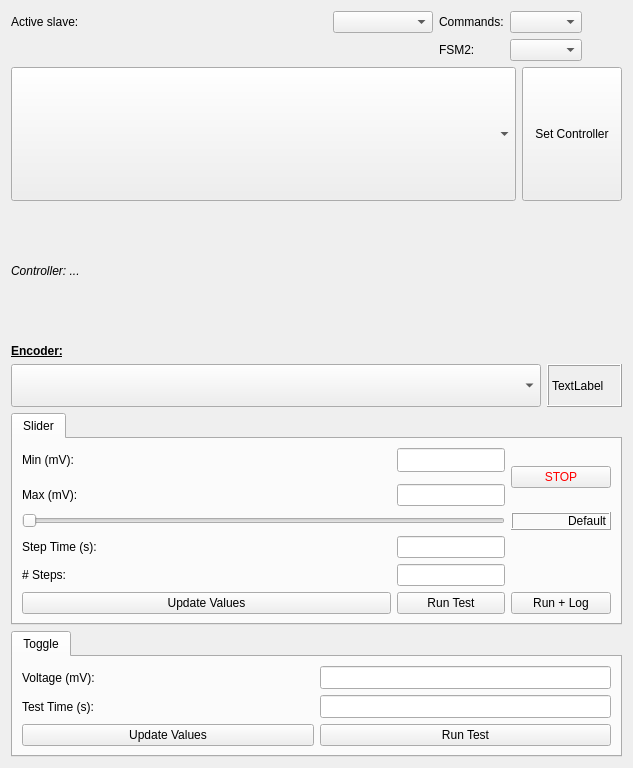
Old version of the form ui/w_stepResponse.ui in the repository johnbatzer18/biomech_flexsea-plan.
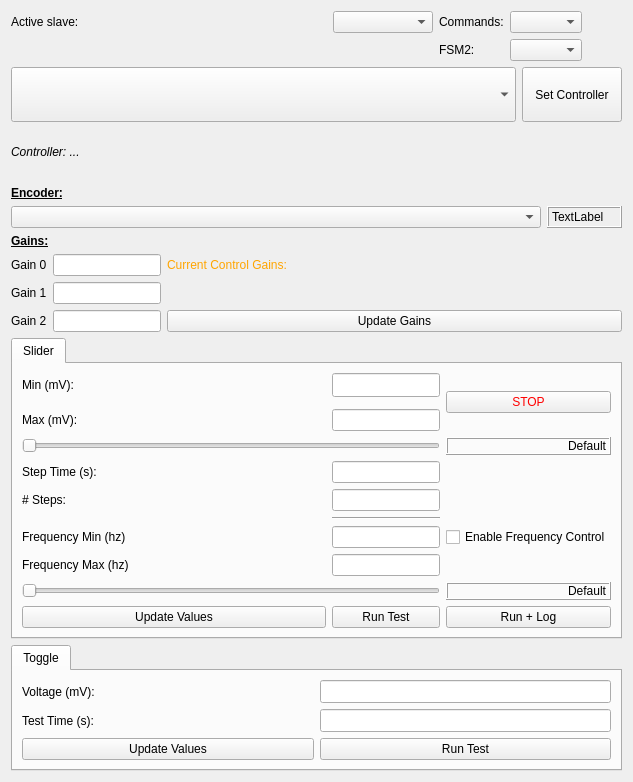
New version of the form.

Commit message: added step test suite

What changed in the file:
```diff
--- a/ui/w_stepResponse.ui
+++ b/ui/w_stepResponse.ui
@@ -7,7 +7,7 @@
     <x>0</x>
     <y>0</y>
     <width>633</width>
-    <height>768</height>
+    <height>782</height>
    </rect>
   </property>
   <property name="sizePolicy">
@@ -31,7 +31,7 @@
   <property name="windowTitle">
    <string>Form</string>
   </property>
-  <layout class="QVBoxLayout" name="verticalLayout" stretch="2,13,3,0,0">
+  <layout class="QVBoxLayout" name="verticalLayout" stretch="2,13,3,0,0,0,0">
    <item>
     <layout class="QGridLayout" name="gridLayout_4" columnstretch="1,0,0,0,0">
      <item row="0" column="2">
@@ -106,7 +106,7 @@
      <item row="0" column="0" colspan="2">
       <widget class="QComboBox" name="comboBox_ctrl_list">
        <property name="sizePolicy">
-        <sizepolicy hsizetype="Preferred" vsizetype="Preferred">
+        <sizepolicy hsizetype="Preferred" vsizetype="Minimum">
          <horstretch>0</horstretch>
          <verstretch>0</verstretch>
         </sizepolicy>
@@ -134,7 +134,7 @@
      <item row="1" column="0" colspan="4">
       <widget class="QLabel" name="statusController">
        <property name="sizePolicy">
-        <sizepolicy hsizetype="Preferred" vsizetype="Preferred">
+        <sizepolicy hsizetype="Preferred" vsizetype="Minimum">
          <horstretch>0</horstretch>
          <verstretch>0</verstretch>
         </sizepolicy>
@@ -259,6 +259,103 @@
      </item>
     </layout>
    </item>
+   <item>
+    <widget class="QLabel" name="label_8">
+     <property name="text">
+      <string>&lt;html&gt;&lt;head/&gt;&lt;body&gt;&lt;p&gt;&lt;span style=&quot; font-weight:600; text-decoration: underline;&quot;&gt;Gains:&lt;/span&gt;&lt;/p&gt;&lt;/body&gt;&lt;/html&gt;</string>
+     </property>
+    </widget>
+   </item>
+   <item>
+    <layout class="QGridLayout" name="gridLayout_6">
+     <item row="2" column="0" alignment="Qt::AlignHCenter">
+      <widget class="QLabel" name="label_Gain2">
+       <property name="sizePolicy">
+        <sizepolicy hsizetype="Minimum" vsizetype="Preferred">
+         <horstretch>0</horstretch>
+         <verstretch>0</verstretch>
+        </sizepolicy>
+       </property>
+       <property name="text">
+        <string>Gain 2</string>
+       </property>
+      </widget>
+     </item>
+     <item row="1" column="0" alignment="Qt::AlignHCenter">
+      <widget class="QLabel" name="label_Gain1">
+       <property name="text">
+        <string>Gain 1</string>
+       </property>
+      </widget>
+     </item>
+     <item row="0" column="0" alignment="Qt::AlignHCenter">
+      <widget class="QLabel" name="label_Gain0">
+       <property name="text">
+        <string>Gain 0</string>
+       </property>
+      </widget>
+     </item>
+     <item row="2" column="1">
+      <widget class="QLineEdit" name="lineEdit_Gain2">
+       <property name="sizePolicy">
+        <sizepolicy hsizetype="Preferred" vsizetype="Fixed">
+         <horstretch>0</horstretch>
+         <verstretch>0</verstretch>
+        </sizepolicy>
+       </property>
+      </widget>
+     </item>
+     <item row="1" column="1">
+      <widget class="QLineEdit" name="lineEdit_Gain1">
+       <property name="sizePolicy">
+        <sizepolicy hsizetype="Preferred" vsizetype="Fixed">
+         <horstretch>0</horstretch>
+         <verstretch>0</verstretch>
+        </sizepolicy>
+       </property>
+      </widget>
+     </item>
+     <item row="0" column="1">
+      <widget class="QLineEdit" name="lineEdit_Gain0">
+       <property name="sizePolicy">
+        <sizepolicy hsizetype="Preferred" vsizetype="Fixed">
+         <horstretch>0</horstretch>
+         <verstretch>0</verstretch>
+        </sizepolicy>
+       </property>
+       <property name="maximumSize">
+        <size>
+         <width>16777215</width>
+         <height>16777215</height>
+        </size>
+       </property>
+      </widget>
+     </item>
+     <item row="0" column="2">
+      <widget class="QLabel" name="label_CurrentGains">
+       <property name="sizePolicy">
+        <sizepolicy hsizetype="MinimumExpanding" vsizetype="Preferred">
+         <horstretch>0</horstretch>
+         <verstretch>0</verstretch>
+        </sizepolicy>
+       </property>
+       <property name="styleSheet">
+        <string notr="true">QLabel{color: Orange}</string>
+       </property>
+       <property name="text">
+        <string>Current Control Gains:</string>
+       </property>
+      </widget>
+     </item>
+     <item row="2" column="2">
+      <widget class="QPushButton" name="pushButton_UpdateGains">
+       <property name="text">
+        <string>Update Gains</string>
+       </property>
+      </widget>
+     </item>
+    </layout>
+   </item>
    <item>
     <widget class="QTabWidget" name="Slider">
      <property name="currentIndex">
@@ -270,30 +367,34 @@
       </attribute>
       <layout class="QVBoxLayout" name="verticalLayout_4">
        <item>
-        <layout class="QGridLayout" name="gridLayout_2" rowstretch="1,0,0,0,0,0,0,0,0" columnstretch="1,0,0">
+        <layout class="QGridLayout" name="gridLayout_2" rowstretch="1,0,0,0,0,0,0,0,0,0,0,0" columnstretch="1,0,0">
+         <item row="0" column="2" rowspan="3">
+          <widget class="QPushButton" name="pushButton_Stop">
+           <property name="styleSheet">
+            <string notr="true">QPushButton{color: red}</string>
+           </property>
+           <property name="text">
+            <string>STOP</string>
+           </property>
+          </widget>
+         </item>
+         <item row="10" column="0" colspan="2">
+          <widget class="QSlider" name="slider_Freq">
+           <property name="orientation">
+            <enum>Qt::Horizontal</enum>
+           </property>
+          </widget>
+         </item>
          <item row="8" column="1">
-          <widget class="QPushButton" name="pushButton_Run">
+          <widget class="QLineEdit" name="lineEdit_MinFreq"/>
+         </item>
+         <item row="9" column="1">
+          <widget class="QLineEdit" name="lineEdit_MaxFreq"/>
+         </item>
+         <item row="9" column="0">
+          <widget class="QLabel" name="label_MaxFreq">
            <property name="text">
-            <string>Run Test</string>
-           </property>
-          </widget>
-         </item>
-         <item row="2" column="1">
-          <widget class="QLineEdit" name="control_slider_max">
-           <property name="sizePolicy">
-            <sizepolicy hsizetype="Expanding" vsizetype="Expanding">
-             <horstretch>0</horstretch>
-             <verstretch>0</verstretch>
-            </sizepolicy>
-           </property>
-           <property name="maximumSize">
-            <size>
-             <width>16777215</width>
-             <height>16777215</height>
-            </size>
-           </property>
-           <property name="alignment">
-            <set>Qt::AlignRight|Qt::AlignTrailing|Qt::AlignVCenter</set>
+            <string>Frequency Max (hz)</string>
            </property>
           </widget>
          </item>
@@ -329,25 +430,6 @@
            </property>
           </widget>
          </item>
-         <item row="0" column="0">
-          <widget class="QLabel" name="label_59">
-           <property name="sizePolicy">
-            <sizepolicy hsizetype="Preferred" vsizetype="Expanding">
-             <horstretch>0</horstretch>
-             <verstretch>0</verstretch>
-            </sizepolicy>
-           </property>
-           <property name="maximumSize">
-            <size>
-             <width>16777215</width>
-             <height>16777215</height>
-            </size>
-           </property>
-           <property name="text">
-            <string>Min (mV):</string>
-           </property>
-          </widget>
-         </item>
          <item row="6" column="0">
           <widget class="QLabel" name="label_7">
            <property name="sizePolicy">
@@ -361,13 +443,20 @@
            </property>
           </widget>
          </item>
-         <item row="8" column="2">
+         <item row="11" column="2">
           <widget class="QPushButton" name="pushButton_RunLog">
            <property name="text">
             <string>Run + Log</string>
            </property>
           </widget>
          </item>
+         <item row="8" column="2">
+          <widget class="QCheckBox" name="checkBox_Freq">
+           <property name="text">
+            <string>Enable Frequency Control</string>
+           </property>
+          </widget>
+         </item>
          <item row="0" column="1">
           <widget class="QLineEdit" name="control_slider_min">
            <property name="sizePolicy">
@@ -387,7 +476,7 @@
            </property>
           </widget>
          </item>
-         <item row="8" column="0">
+         <item row="11" column="0">
           <widget class="QPushButton" name="pushButton_UpdateSlider">
            <property name="sizePolicy">
             <sizepolicy hsizetype="Preferred" vsizetype="Expanding">
@@ -412,6 +501,9 @@
            </property>
           </widget>
          </item>
+         <item row="5" column="1">
+          <widget class="QLineEdit" name="step_sliderTime"/>
+         </item>
          <item row="3" column="2">
           <widget class="QLabel" name="disp_slider">
            <property name="sizePolicy">
@@ -452,6 +544,9 @@
            </property>
           </widget>
          </item>
+         <item row="6" column="1">
+          <widget class="QLineEdit" name="step_sliderNumSteps"/>
+         </item>
          <item row="3" column="0" colspan="2">
           <widget class="QSlider" name="hSlider_Ctrl">
            <property name="sizePolicy">
@@ -477,19 +572,78 @@
            </property>
           </widget>
          </item>
-         <item row="5" column="1">
-          <widget class="QLineEdit" name="step_sliderTime"/>
+         <item row="11" column="1">
+          <widget class="QPushButton" name="pushButton_Run">
+           <property name="text">
+            <string>Run Test</string>
+           </property>
+          </widget>
          </item>
-         <item row="6" column="1">
-          <widget class="QLineEdit" name="step_sliderNumSteps"/>
+         <item row="2" column="1">
+          <widget class="QLineEdit" name="control_slider_max">
+           <property name="sizePolicy">
+            <sizepolicy hsizetype="Expanding" vsizetype="Expanding">
+             <horstretch>0</horstretch>
+             <verstretch>0</verstretch>
+            </sizepolicy>
+           </property>
+           <property name="maximumSize">
+            <size>
+             <width>16777215</width>
+             <height>16777215</height>
+            </size>
+           </property>
+           <property name="alignment">
+            <set>Qt::AlignRight|Qt::AlignTrailing|Qt::AlignVCenter</set>
+           </property>
+          </widget>
          </item>
-         <item row="0" column="2" rowspan="3">
-          <widget class="QPushButton" name="pushButton_Stop">
-           <property name="styleSheet">
-            <string notr="true">QPushButton{color: red}</string>
+         <item row="8" column="0">
+          <widget class="QLabel" name="label_MinFreq">
+           <property name="text">
+            <string>Frequency Min (hz)</string>
            </property>
+          </widget>
+         </item>
+         <item row="0" column="0">
+          <widget class="QLabel" name="label_59">
+           <property name="sizePolicy">
+            <sizepolicy hsizetype="Preferred" vsizetype="Expanding">
+             <horstretch>0</horstretch>
+             <verstretch>0</verstretch>
+            </sizepolicy>
+           </property>
+           <property name="maximumSize">
+            <size>
+             <width>16777215</width>
+             <height>16777215</height>
+            </size>
+           </property>
            <property name="text">
-            <string>STOP</string>
+            <string>Min (mV):</string>
+           </property>
+          </widget>
+         </item>
+         <item row="10" column="2">
+          <widget class="QLabel" name="label_Freq">
+           <property name="frameShape">
+            <enum>QFrame::Box</enum>
+           </property>
+           <property name="frameShadow">
+            <enum>QFrame::Raised</enum>
+           </property>
+           <property name="text">
+            <string>Default</string>
+           </property>
+           <property name="alignment">
+            <set>Qt::AlignRight|Qt::AlignTrailing|Qt::AlignVCenter</set>
+           </property>
+          </widget>
+         </item>
+         <item row="7" column="1">
+          <widget class="Line" name="line">
+           <property name="orientation">
+            <enum>Qt::Horizontal</enum>
            </property>
           </widget>
          </item>
@@ -510,7 +664,7 @@
       </attribute>
       <layout class="QVBoxLayout" name="verticalLayout_2">
        <item>
-        <layout class="QGridLayout" name="gridLayout_5" rowstretch="0,0,0,0" columnstretch="0,0,0">
+        <layout class="QGridLayout" name="gridLayout_5" rowstretch="0,0,0,0" columnstretch="0,0">
          <item row="1" column="1">
           <widget class="QLineEdit" name="step_setp_a">
            <property name="sizePolicy">
```
The commit also changes 6 other files.
